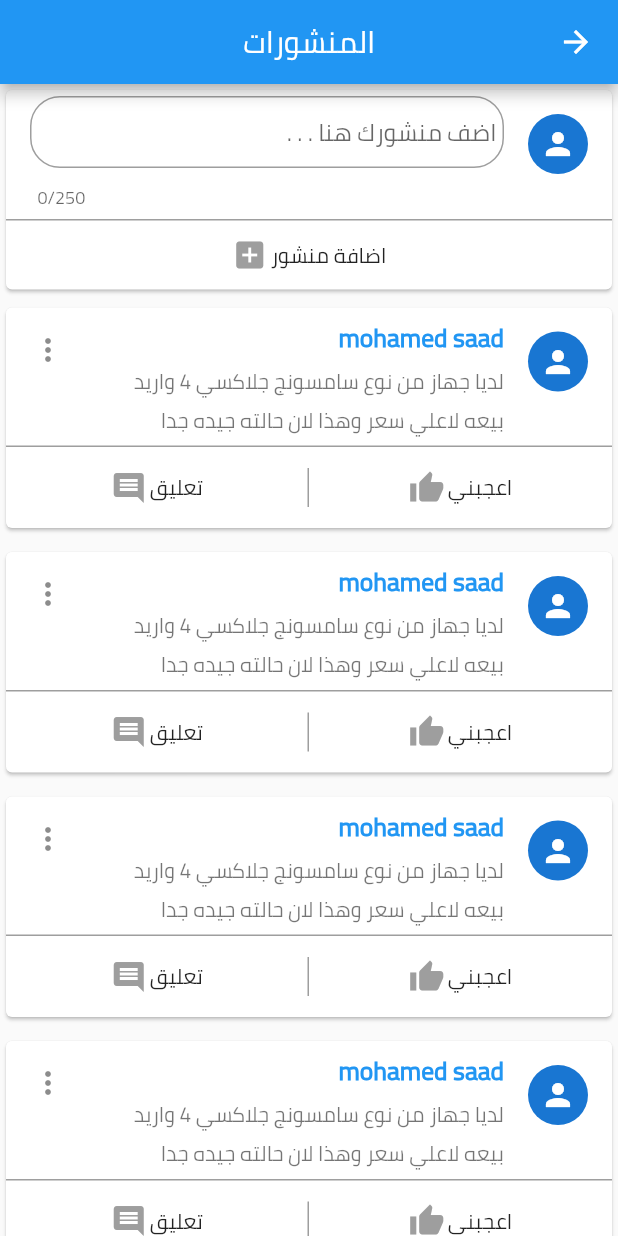
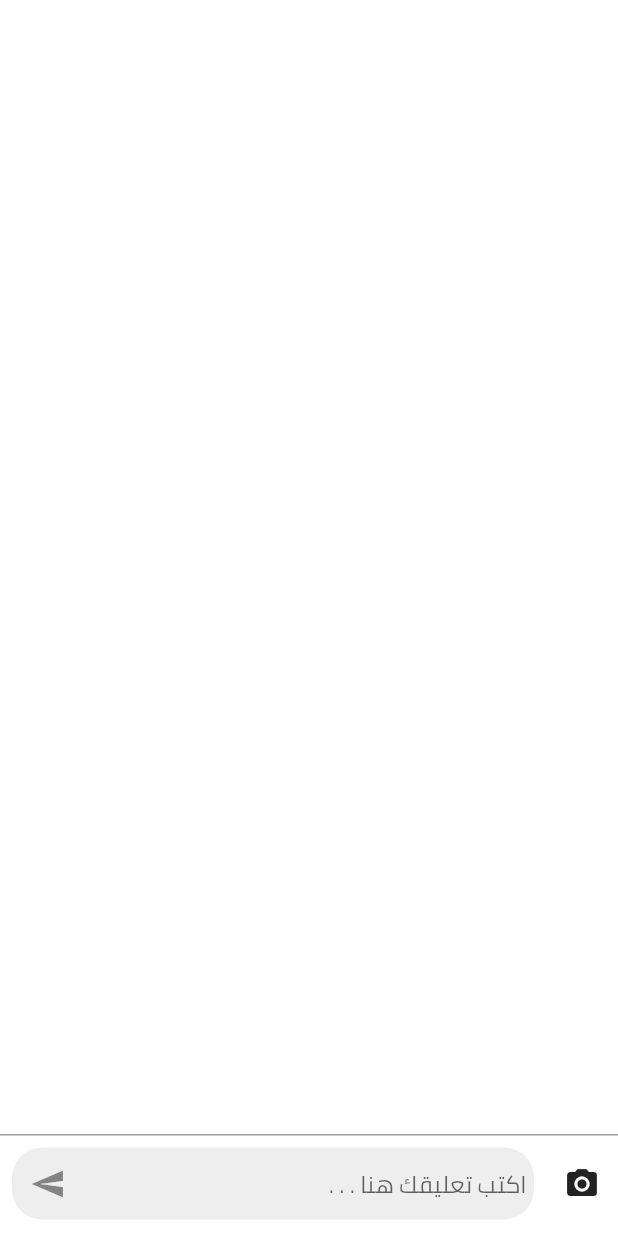
Before and after one commit to MohamedSaad8/Mobile_Store, a Flutter app: the Posts screen opened by its route, after a tap on "تعليق", on a phone screen of 412 x 824 dp. Run offline on Flutter 3.47's test engine with Material 2 defaults, Android fonts, the phone set to English and light mode, and no system bars; our stand-ins replace carousel_pro, device_preview, shared_preferences; accounts and stored records are empty; network calls fail.

Commit message:
add comment screen

```diff
--- a/lib/main.dart
+++ b/lib/main.dart
@@ -2,6 +2,7 @@ import 'package:flutter/cupertino.dart';
 import 'package:flutter/material.dart';
 import 'package:mobilestore/providers/ui_mode.dart';
 import 'package:mobilestore/screens/categories.dart';
+import 'package:mobilestore/screens/comments.dart';
 import 'package:mobilestore/screens/details.dart';
 import 'package:mobilestore/screens/home_screen.dart';
 import 'package:mobilestore/screens/login_screen.dart';
@@ -36,6 +37,7 @@ class MobileStore extends StatelessWidget {
           Details.id : (context) => Details(),
           LoginScreen.id : (context) => LoginScreen(),
           Posts.id : (context) => Posts(),
+          Comment.id :(context) => Comment()
         },
       ),
     );
--- /dev/null
+++ b/lib/screens/comments.dart
@@ -0,0 +1,59 @@
+import 'package:flutter/material.dart';
+
+class Comment extends StatelessWidget {
+  static String id = "comments";
+
+  @override
+  Widget build(BuildContext context) {
+    return Directionality(
+      textDirection: TextDirection.rtl,
+      child: Scaffold(
+        body: Container(
+          width: MediaQuery.of(context).size.width,
+          height: MediaQuery.of(context).size.height,
+          color: Colors.white,
+          child: Stack(
+            children: <Widget>[
+              ListView(),
+              Positioned(
+                bottom: 3,
+                child: Container(
+                  width: MediaQuery.of(context).size.width,
+                  decoration: BoxDecoration(
+                    border: Border(top: BorderSide(color: Colors.grey)),
+                  ),
+                  child: Row(
+                    children: <Widget>[
+                      IconButton(
+                          icon: Icon(Icons.camera_alt), onPressed: () {}),
+                      Expanded(
+                        child: Padding(
+                          padding: const EdgeInsets.all(8.0),
+                          child: TextFormField(
+                            decoration: InputDecoration(
+                              suffixIcon: IconButton(
+                                icon: Icon(Icons.send),
+                                onPressed: () {},
+                              ),
+                              filled: true,
+                              fillColor: Colors.grey[200],
+                              contentPadding: EdgeInsets.all(5),
+                              hintText: "اكتب تعليقك هنا . . .",
+                              border: OutlineInputBorder(
+                                  borderRadius: BorderRadius.circular(20),
+                                  borderSide: BorderSide.none),
+                            ),
+                          ),
+                        ),
+                      ),
+                    ],
+                  ),
+                ),
+              ),
+            ],
+          ),
+        ),
+      ),
+    );
+  }
+}
--- a/lib/screens/login_screen.dart
+++ b/lib/screens/login_screen.dart
@@ -246,7 +246,7 @@ class _LoginScreenState extends State<LoginScreen> {
                       SizedBox(
                         height: 10,
                       ),
-                      Row(
+                    mode.loginMode ==true ?  Row(
                         mainAxisAlignment: MainAxisAlignment.center,
                         children: <Widget>[
                           Expanded(
@@ -277,14 +277,15 @@ class _LoginScreenState extends State<LoginScreen> {
                                   child: Text(
                                     "تسجيل الدخول بواسطه فيسبوك",
                                     textAlign: TextAlign.center,
-                                    style: TextStyle(color: Colors.white),
+                                    style: TextStyle(color: Colors.white , fontSize: 13),
+
                                   ),
                                 ),
                               ),
                             ),
                           )
                         ],
-                      ),
+                      ) : Container(),
                       mode.loginMode == false
                           ? SizedBox(
                               height: 100,
--- a/lib/screens/posts.dart
+++ b/lib/screens/posts.dart
@@ -1,5 +1,6 @@
 import 'package:flutter/cupertino.dart';
 import 'package:flutter/material.dart';
+import 'package:mobilestore/screens/comments.dart';
 
 class Posts extends StatelessWidget {
   static String id = "posts";
@@ -46,7 +47,10 @@ class Posts extends StatelessWidget {
                         ),
                       ),
                       padding: EdgeInsets.symmetric(vertical: 10),
-                      width: MediaQuery.of(context).size.width,
+                      width: MediaQuery
+                          .of(context)
+                          .size
+                          .width,
                       child: Row(
                         mainAxisAlignment: MainAxisAlignment.center,
                         children: <Widget>[
@@ -82,7 +86,10 @@ class Posts extends StatelessWidget {
                                     color: Colors.white,
                                   ),
                                 ),
-                                title: Text("mohamed saad" , style: TextStyle(color: Colors.blue, fontWeight: FontWeight.w900,fontSize: 17),),
+                                title: Text("mohamed saad", style: TextStyle(
+                                    color: Colors.blue,
+                                    fontWeight: FontWeight.w900,
+                                    fontSize: 17),),
                                 subtitle: Text(
                                     "لديا جهاز من نوع سامسونج جلاكسي 4 واريد بيعه لاعلي سعر وهذا لان حالته جيده جدا"),
                                 trailing: Icon(Icons.more_vert),
@@ -94,13 +101,16 @@ class Posts extends StatelessWidget {
                                   ),
                                 ),
                                 padding: EdgeInsets.symmetric(vertical: 10),
-                                width: MediaQuery.of(context).size.width,
-                                height : 55 ,
+                                width: MediaQuery
+                                    .of(context)
+                                    .size
+                                    .width,
+                                height: 55,
                                 child: Row(
                                   children: <Widget>[
                                     Expanded(
                                       child: GestureDetector(
-                                        onTap:(){} ,
+                                        onTap: () {},
                                         child: Container(
                                           child: Row(
                                             children: <Widget>[
@@ -114,16 +124,16 @@ class Posts extends StatelessWidget {
                                               )
                                             ],
                                             mainAxisAlignment:
-                                                MainAxisAlignment.center,
+                                            MainAxisAlignment.center,
                                           ),
                                         ),
                                       ),
                                     ),
                                     Expanded(
                                       child: GestureDetector(
-                                        onTap:(){
-
-                                        } ,
+                                        onTap: () {
+                                          Navigator.pushNamed(context, Comment.id);
+                                        },
                                         child: Container(
                                           child: Row(
                                             children: <Widget>[
@@ -137,10 +147,11 @@ class Posts extends StatelessWidget {
                                               )
                                             ],
                                             mainAxisAlignment:
-                                                MainAxisAlignment.center,
+                                            MainAxisAlignment.center,
                                           ),
                                           decoration: BoxDecoration(
-                                            border: Border(right: BorderSide(color: Colors.grey))
+                                              border: Border(right: BorderSide(
+                                                  color: Colors.grey))
                                           ),
                                         ),
                                       ),
```
